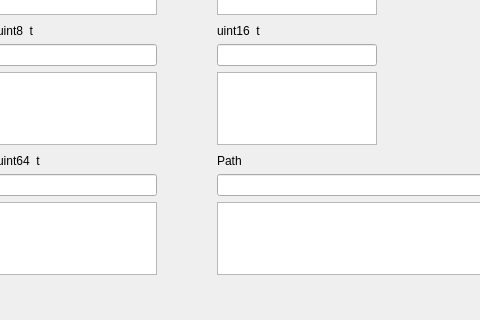
The window that AVSyc/mainwindow.ui (Seathe14/AVSyc) describes before a commit, drawn with Qt 5; both pictures show x 213 to 693 and y 146 to 466 of the 815 by 589 pixel window.
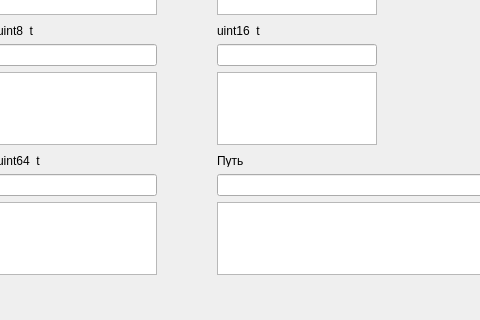
The same window after the commit.

What changed in the file:
```diff
--- a/AVSyc/mainwindow.ui
+++ b/AVSyc/mainwindow.ui
@@ -312,7 +312,7 @@
      </rect>
     </property>
     <property name="text">
-     <string>Path</string>
+     <string>Путь</string>
     </property>
    </widget>
    <widget class="QPushButton" name="pushButton">
```
Left out of the diff: 2 changed lines with no effect on the pictures.
